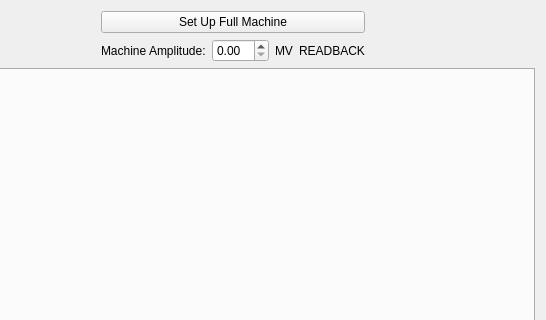
Qt form setup.ui (slaclab/srf_auto_setup) before a commit; both pictures show x 81 to 627 and y 0 to 320 of the 627 by 401 pixel window.
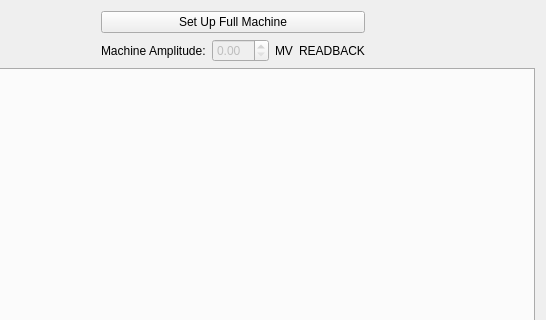
The same form after that commit.

Commit message: disabled linac and machine spinboxes, but I think CM and cavity ones work

The edit to the form file:
```diff
--- a/setup.ui
+++ b/setup.ui
@@ -41,7 +41,11 @@
     </spacer>
    </item>
    <item row="1" column="2">
-    <widget class="QDoubleSpinBox" name="machine_spinbox"/>
+    <widget class="QDoubleSpinBox" name="machine_spinbox">
+     <property name="enabled">
+      <bool>false</bool>
+     </property>
+    </widget>
    </item>
    <item row="0" column="1" colspan="4">
     <widget class="QPushButton" name="machineSetupButton">
```
The commit also changes 2 other files.
